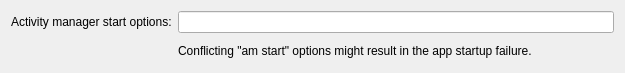
This is src/plugins/android/androidrunconfigurationwidget.ui in qt-creator/qt-creator as Qt 5 draws it before an edit. The edited form follows.
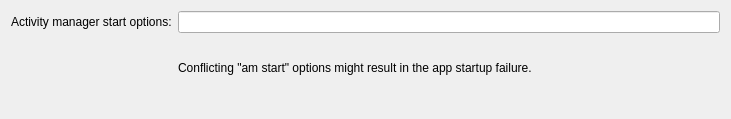
This is the edited form.

```diff
--- a/src/plugins/android/androidrunconfigurationwidget.ui
+++ b/src/plugins/android/androidrunconfigurationwidget.ui
@@ -6,25 +6,31 @@
    <rect>
     <x>0</x>
     <y>0</y>
-    <width>625</width>
-    <height>73</height>
+    <width>731</width>
+    <height>119</height>
    </rect>
   </property>
+  <property name="minimumSize">
+   <size>
+    <width>0</width>
+    <height>0</height>
+   </size>
+  </property>
   <property name="windowTitle">
    <string>Form</string>
   </property>
   <layout class="QGridLayout" name="gridLayout">
-   <item row="0" column="2">
-    <widget class="QLineEdit" name="m_amStartArgsEdit"/>
-   </item>
-   <item row="1" column="2">
-    <widget class="QLabel" name="label_3">
+   <property name="spacing">
+    <number>-1</number>
+   </property>
+   <item row="1" column="0" colspan="2">
+    <widget class="QLabel" name="label">
      <property name="text">
-      <string>Conflicting &quot;am start&quot; options might result in the app startup failure.</string>
+      <string>Activity manager start options:</string>
      </property>
     </widget>
    </item>
-   <item row="1" column="1">
+   <item row="2" column="1">
     <widget class="QLabel" name="m_warningIconLabel">
      <property name="sizePolicy">
       <sizepolicy hsizetype="Maximum" vsizetype="Preferred">
@@ -37,7 +43,7 @@
      </property>
     </widget>
    </item>
-   <item row="1" column="0">
+   <item row="2" column="0">
     <spacer name="horizontalSpacer">
      <property name="orientation">
       <enum>Qt::Horizontal</enum>
@@ -53,13 +59,32 @@
      </property>
     </spacer>
    </item>
-   <item row="0" column="0" colspan="2">
-    <widget class="QLabel" name="label">
+   <item row="3" column="0" colspan="3">
+    <spacer name="verticalSpacer">
+     <property name="orientation">
+      <enum>Qt::Vertical</enum>
+     </property>
+     <property name="sizeType">
+      <enum>QSizePolicy::Fixed</enum>
+     </property>
+     <property name="sizeHint" stdset="0">
+      <size>
+       <width>20</width>
+       <height>12</height>
+      </size>
+     </property>
+    </spacer>
+   </item>
+   <item row="2" column="2">
+    <widget class="QLabel" name="label_3">
      <property name="text">
-      <string>Activity manager start options:</string>
+      <string>Conflicting "am start" options might result in the app startup failure.</string>
      </property>
     </widget>
    </item>
+   <item row="1" column="2">
+    <widget class="QLineEdit" name="m_amStartArgsEdit"/>
+   </item>
   </layout>
  </widget>
  <resources/>
```
